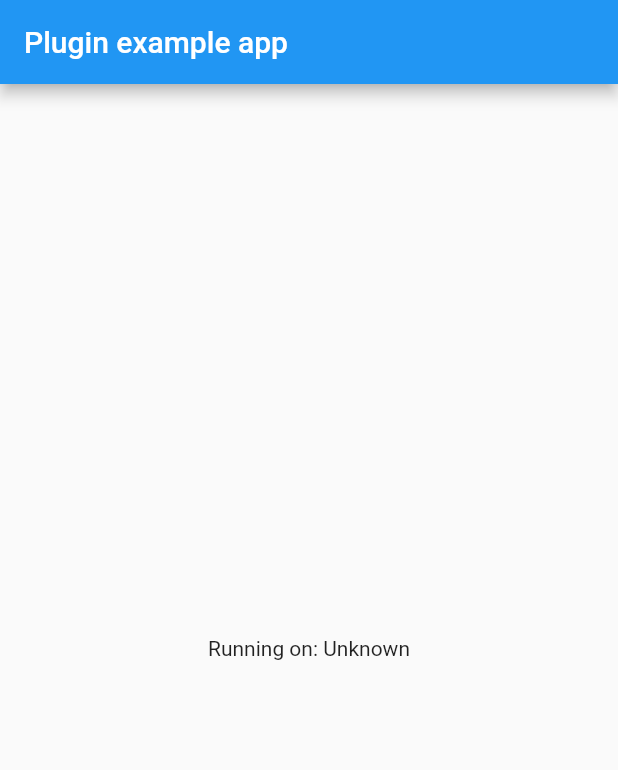
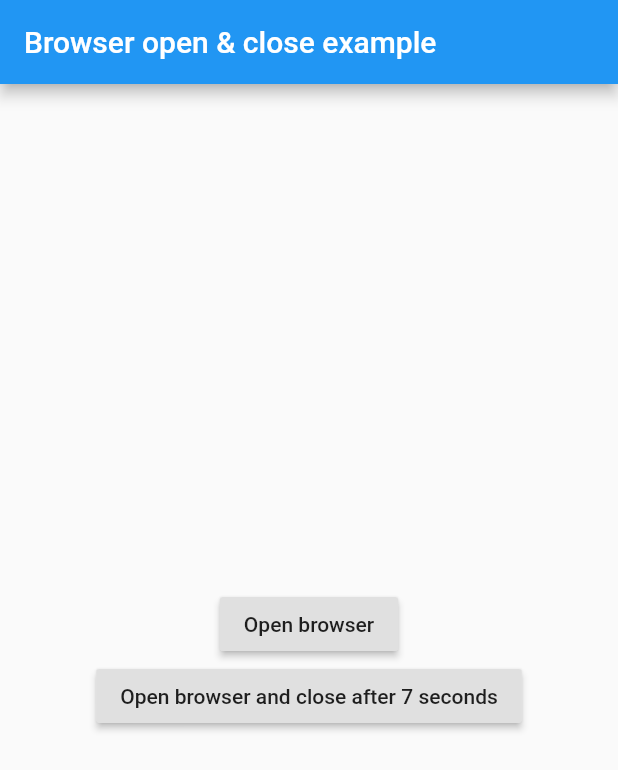
Before and after one commit to SpiralMoon/simple_chromesafari, a Flutter app: the screen it shows after launch, on a phone screen of 412 x 824 dp. Shown: the top 770 px of the screen. Run offline on Flutter 3.47's test engine with Material 2 defaults, Android fonts, the phone set to English and light mode, and no system bars.

Commit message:
Add url null or empty check, Update example app

```diff
--- a/example/lib/main.dart
+++ b/example/lib/main.dart
@@ -1,7 +1,6 @@
 import 'package:flutter/material.dart';
 import 'dart:async';
 
-import 'package:flutter/services.dart';
 import 'package:simple_chromesafari/simple_chromesafari.dart';
 
 void main() => runApp(MyApp());
@@ -12,7 +11,8 @@ class MyApp extends StatefulWidget {
 }
 
 class _MyAppState extends State<MyApp> {
-  String _platformVersion = 'Unknown';
+
+  final String url = 'https://github.com';
 
   @override
   void initState() {
@@ -23,13 +23,30 @@ class _MyAppState extends State<MyApp> {
   Widget build(BuildContext context) {
     return MaterialApp(
       home: Scaffold(
-        appBar: AppBar(
-          title: const Text('Plugin example app'),
-        ),
-        body: Center(
-          child: Text('Running on: $_platformVersion\n'),
-        ),
-      ),
+          appBar: AppBar(
+            title: const Text('Browser open & close example'),
+          ),
+          body: Center(
+            child: Column(
+              mainAxisAlignment: MainAxisAlignment.center,
+              children: <Widget>[
+                RaisedButton(
+                  onPressed: () async {
+                    SimpleChromesafari.open(url);
+                  },
+                  child: Text('Open browser'),
+                ),
+                RaisedButton(
+                  onPressed: () async {
+                    SimpleChromesafari.open(url);
+                    await Future.delayed(Duration(seconds: 7));
+                    SimpleChromesafari.close();
+                  },
+                  child: Text('Open browser and close after 7 seconds'),
+                ),
+              ],
+            ),
+          )),
     );
   }
 }
--- a/lib/simple_chromesafari.dart
+++ b/lib/simple_chromesafari.dart
@@ -14,6 +14,15 @@ class SimpleChromesafari {
    * iOS : show SFSafariViewController.
    */
   static Future<void> open(String url) async {
+
+    if (url == null) {
+      throw ArgumentError('url is require.');
+    }
+
+    if (url.isEmpty) {
+      throw ArgumentError('url must be not empty.');
+    }
+
     await _channel.invokeMethod('openBrowser', {'url': url});
   }
 
```
